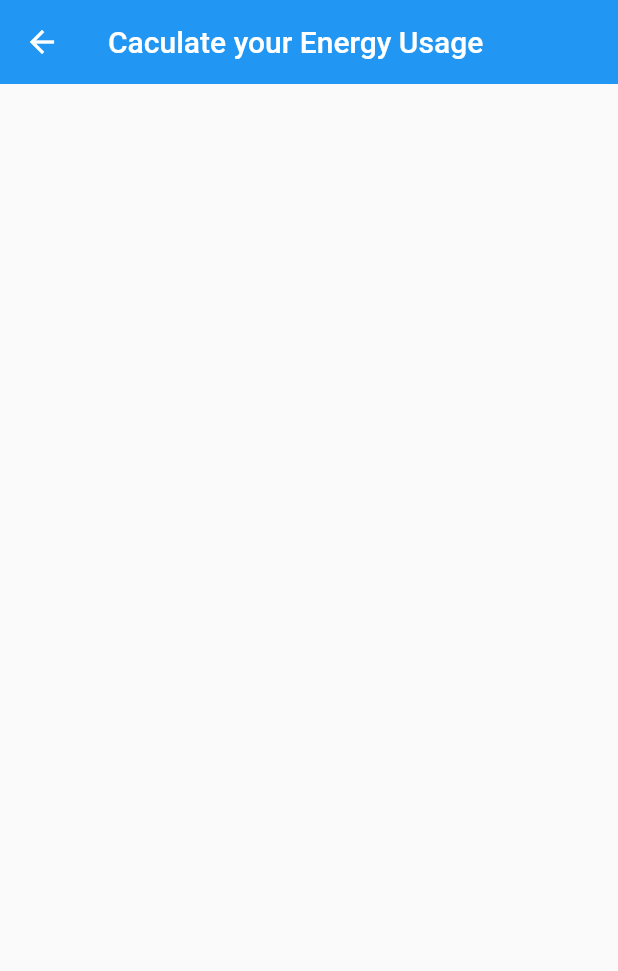
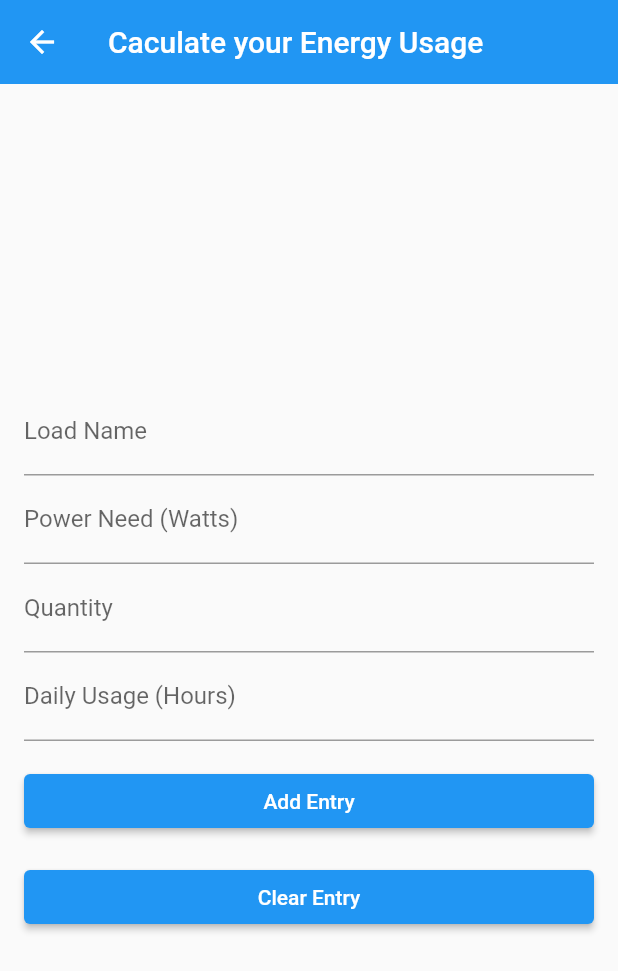
Before and after one commit to Luckingz/energize, a Flutter app: the EnergyDemand screen opened directly, on a phone screen of 412 x 824 dp. Shown: the top 971 px of the screen. Run offline on Flutter 3.47's test engine with Material 2 defaults, Android fonts, the phone set to English and light mode, and no system bars.

Commit message:
The energy calculator page

```diff
--- a/lib/energy-demand.dart
+++ b/lib/energy-demand.dart
@@ -15,10 +15,182 @@ class _EnergyDemandState extends State<EnergyDemand> {
         title: const Text('Caculate your Energy Usage'),
         elevation: 0,
       ),
-      body: Padding(
-        padding: EdgeInsets.all(20),
-        child: Container(),
+      body: Center(
+        child: MyForm(),
       ),
     );
   }
 }
+
+class LoadEntry {
+  String loadName;
+  double powerNeed;
+  int quantity;
+  double dailyUsage;
+  double totalPower = 0;
+  double dailyEnergy = 0;
+
+  LoadEntry({
+    required this.loadName,
+    required this.powerNeed,
+    required this.quantity,
+    required this.dailyUsage,
+  }) {
+    totalPower = powerNeed * quantity;
+    dailyEnergy = totalPower * dailyUsage;
+  }
+}
+
+class MyForm extends StatefulWidget {
+  @override
+  _MyFormState createState() => _MyFormState();
+}
+
+class _MyFormState extends State<MyForm> {
+  List<LoadEntry> loadEntries = [];
+  String currentLoadName = '';
+  double currentPowerNeed = 0;
+  int currentQuantity = 0;
+  double currentDailyUsage = 0;
+
+  void addEntry() {
+    setState(() {
+      final newEntry = LoadEntry(
+        loadName: currentLoadName,
+        powerNeed: currentPowerNeed,
+        quantity: currentQuantity,
+        dailyUsage: currentDailyUsage,
+      );
+      loadEntries.add(newEntry);
+      clearEntry();
+    });
+  }
+
+  void deleteEntry(int index) {
+    setState(() {
+      loadEntries.removeAt(index);
+    });
+  }
+
+  void clearEntry() {
+    setState(() {
+      currentLoadName = ' ';
+      currentPowerNeed = 0;
+      currentQuantity = 0;
+      currentDailyUsage = 0;
+    });
+    print("cleared");
+  }
+
+  @override
+  Widget build(BuildContext context) {
+    return SafeArea(
+      child: SingleChildScrollView(
+        child: Padding(
+          padding: const EdgeInsets.all(16.0),
+          child: Column(
+            crossAxisAlignment: CrossAxisAlignment.stretch,
+            children: [
+              TextFormField(
+                decoration: InputDecoration(labelText: 'Load Name'),
+                onChanged: (value) {
+                  setState(() {
+                    currentLoadName = value;
+                  });
+                },
+              ),
+              TextFormField(
+                decoration: InputDecoration(labelText: 'Power Need (Watts)'),
+                keyboardType: TextInputType.number,
+                onChanged: (value) {
+                  setState(() {
+                    currentPowerNeed = double.tryParse(value) ?? 0;
+                  });
+                },
+              ),
+              TextFormField(
+                decoration: InputDecoration(labelText: 'Quantity'),
+                keyboardType: TextInputType.number,
+                onChanged: (value) {
+                  setState(() {
+                    currentQuantity = int.tryParse(value) ?? 0;
+                  });
+                },
+              ),
+              TextFormField(
+                decoration: InputDecoration(labelText: 'Daily Usage (Hours)'),
+                keyboardType: TextInputType.number,
+                onChanged: (value) {
+                  setState(() {
+                    currentDailyUsage = double.tryParse(value) ?? 0;
+                  });
+                },
+              ),
+              SizedBox(height: 16),
+              ElevatedButton(
+                onPressed: () {
+                  if (currentDailyUsage != 0) {
+                    addEntry();
+                    clearEntry();
+                  }
+                },
+                child: Text('Add Entry'),
+              ),
+              SizedBox(height: 16),
+              ElevatedButton(
+                onPressed: clearEntry,
+                child: Text('Clear Entry'),
+              ),
+              if (loadEntries.isNotEmpty)
+                SingleChildScrollView(
+                  child: Column(
+                    crossAxisAlignment: CrossAxisAlignment.start,
+                    children: [
+                      Text(
+                        'Previous Entries:',
+                        style: TextStyle(fontWeight: FontWeight.bold),
+                      ),
+                      SizedBox(height: 8),
+                      ListView.builder(
+                        shrinkWrap: true,
+                        itemCount: loadEntries.length,
+                        itemBuilder: (context, index) {
+                          final entry = loadEntries[index];
+                          return ListTile(
+                            title: Text(entry.loadName),
+                            subtitle: Column(
+                              crossAxisAlignment: CrossAxisAlignment.start,
+                              children: [
+                                Text('Power Need (Watts): ${entry.powerNeed.toStringAsFixed(2)}'),
+                                Text('Quantity: ${entry.quantity.toString()}'),
+                                Text('Daily Usage (Hours): ${entry.dailyUsage.toStringAsFixed(2)}'),
+                                Text('Total Power (Watts): ${entry.totalPower.toStringAsFixed(2)}'),
+                                Text('Daily Energy (Watts): ${entry.dailyEnergy.toStringAsFixed(2)}'),
+                              ],
+                            ),
+                            trailing: IconButton(
+                              icon: Icon(Icons.delete),
+                              onPressed: () => deleteEntry(index),
+                            ),
+                          );
+                        },
+                      ),
+                      SizedBox(height: 16),
+                      ElevatedButton(
+                        onPressed: () {
+                          // Calculate total energy consumed
+                          double totalEnergyConsumed = loadEntries.fold(0, (sum, entry) => sum + entry.dailyEnergy);
+                          print('Total Energy Consumed: $totalEnergyConsumed');
+                        },
+                        child: Text('Continue'),
+                      ),
+                    ],
+                  ),
+                ),
+            ],
+          ),
+        ),
+      ),
+    );
+  }
+}
```
